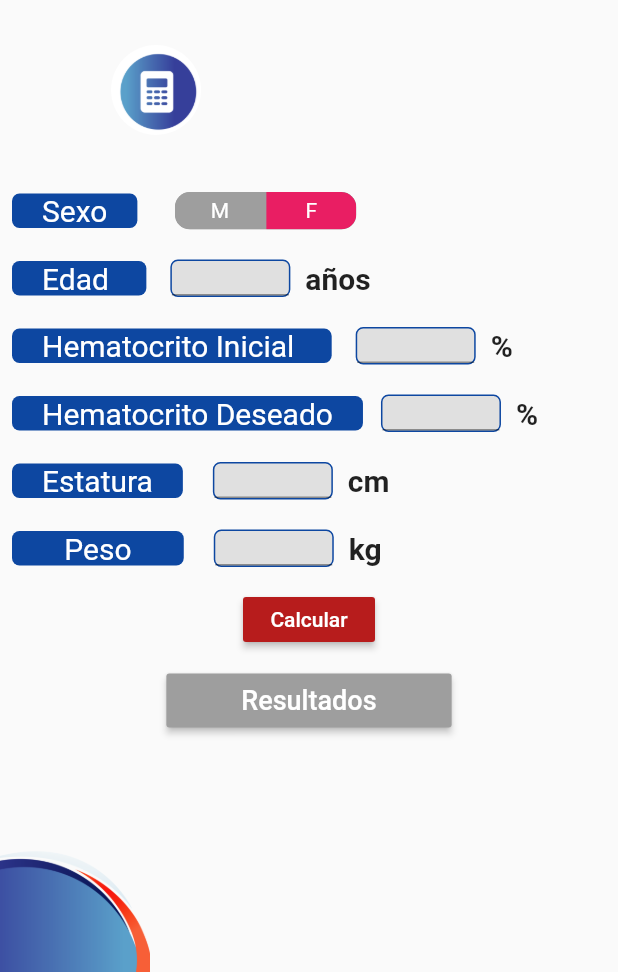
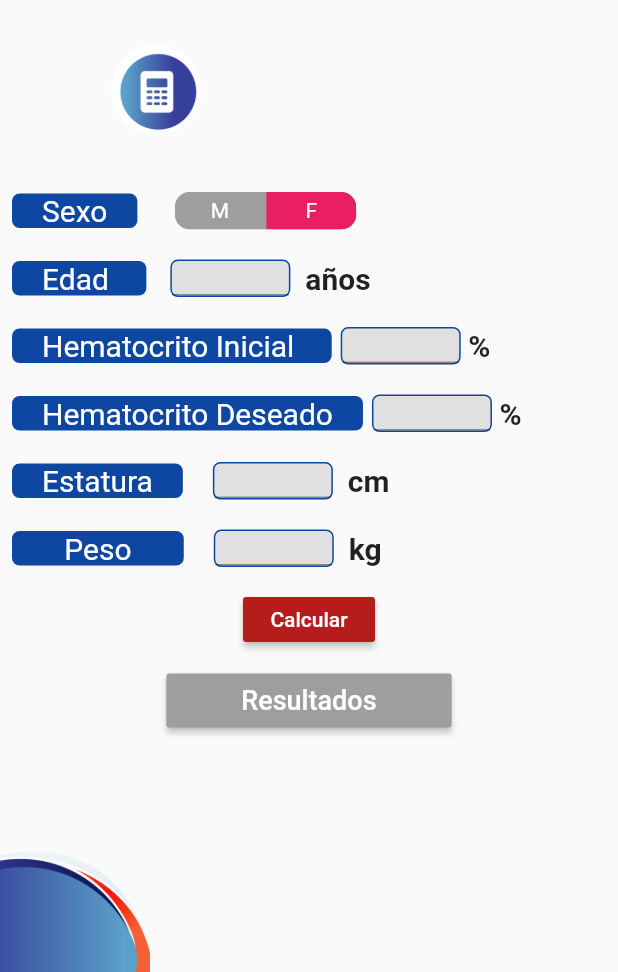
Before and after one commit to hashimkhan2197/alapu, a Flutter app: the CalculatorInput screen opened by its route, on a phone screen of 412 x 824 dp, the part 264-1236 px from its top. Run offline on Flutter 3.47's test engine with Material 2 defaults, Android fonts, the phone set to English and light mode, and no system bars; drawn by our look-alikes of toggle_switch; our stand-ins replace cloud_firestore, file_picker, firebase_auth, firebase_messaging, firebase_storage, hexcolor and 4 more; missing offline and left inert: dart:ffi, flutter_pdfview; accounts and stored records are empty.

Commit message:
first changes

```diff
--- a/lib/pages/calculator/calculator_input.dart
+++ b/lib/pages/calculator/calculator_input.dart
@@ -160,11 +160,11 @@ class _CalculatorInputState extends State<CalculatorInput> {
                             ///Change from HTC to Hematocrito Inicial, so use values of HTC in formulas
                             _heading('Hematocrito Inicial '),
                             SizedBox(
-                              width: 16,
+                              width: 6,
                             ),
                             _input(controller: hematocritoInicialController),
                             Text(
-                              '\t\t%',
+                              ' %',
                               style: TextStyle(
                                   fontSize: 20, fontWeight: FontWeight.bold),
                             )
@@ -179,11 +179,11 @@ class _CalculatorInputState extends State<CalculatorInput> {
                             ///Change from Volumen de Cebado to Hematocrito Deseado
                             _heading('Hematocrito Deseado'),
                             SizedBox(
-                              width: 12,
+                              width: 6,
                             ),
                             _input(controller: hematocritoDeseadoController),
                             Text(
-                              '\t\t%',
+                              ' %',
                               style: TextStyle(
                                   fontSize: 20, fontWeight: FontWeight.bold),
                             )
```
Also changed, not shown: lib/pages/calculator/calculatornextinput.dart (+15 -15 lines).
